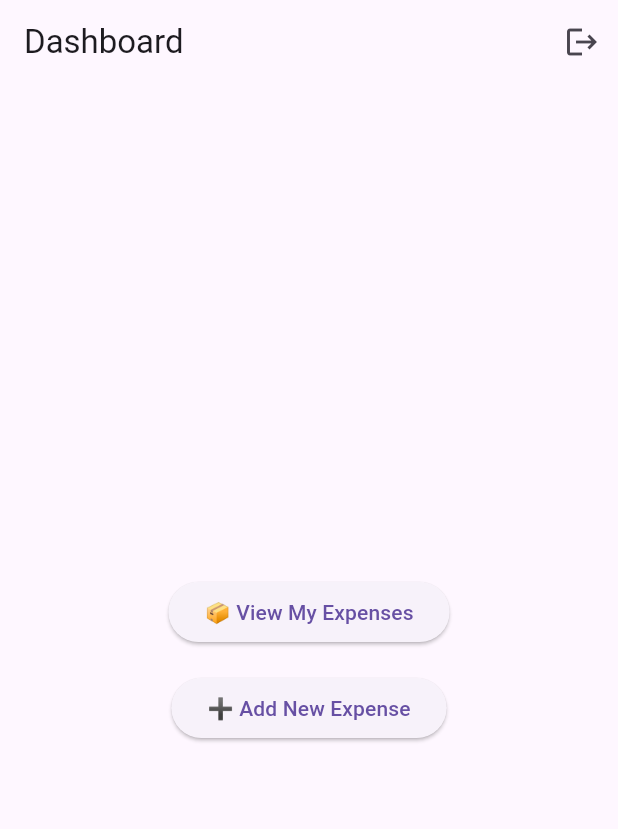
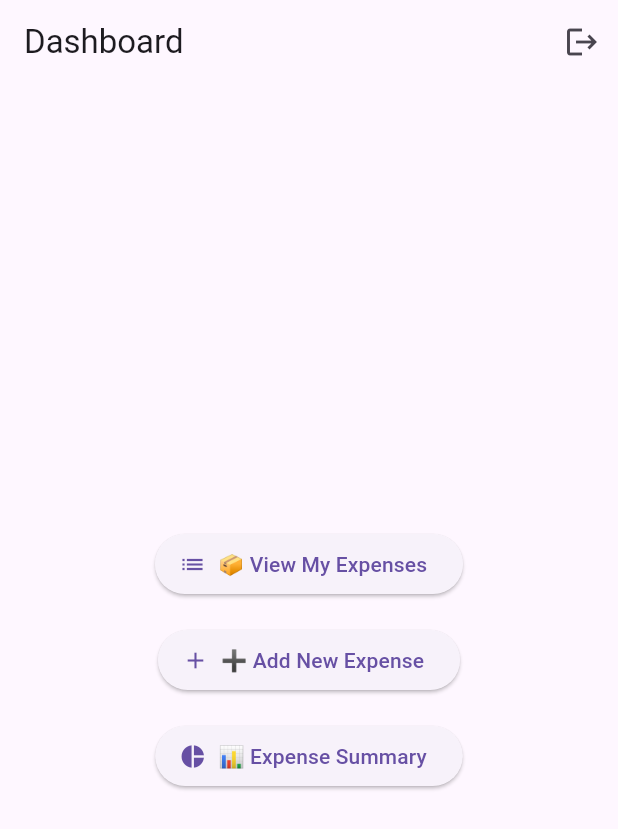
Before and after one commit to Arghya4201/FinMate, a Flutter app: the DashboardPage screen opened directly, on a phone screen of 412 x 824 dp. Shown: the top 829 px of the screen. Run offline on Flutter 3.47's test engine with Material 3 defaults, Android fonts, the phone set to English and light mode, and no system bars; our stand-ins replace bloc, dio, equatable, fl_chart, shared_preferences; accounts and stored records are empty.

Commit message:
Added pie chart

```diff
--- a/finmate_frontend/lib/features/expenses/screens/dashboard_page.dart
+++ b/finmate_frontend/lib/features/expenses/screens/dashboard_page.dart
@@ -3,6 +3,7 @@ import 'package:finmate_frontend/features/auth/data/auth_api.dart';
 import 'package:finmate_frontend/features/auth/screens/login_screen.dart';
 import 'expense_list_page.dart';
 import 'add_expense_page.dart';
+import 'expense_summary_screen.dart'; // Make sure this file exists
 
 class DashboardPage extends StatelessWidget {
   final AuthApi _authApi = AuthApi();
@@ -30,19 +31,39 @@ class DashboardPage extends StatelessWidget {
         ],
       ),
       body: Center(
+        child: Padding(
+          padding: const EdgeInsets.symmetric(horizontal: 24.0),
           child: Column(
             mainAxisAlignment: MainAxisAlignment.center,
             children: [
-            ElevatedButton(
-              onPressed: () => Navigator.push(context, MaterialPageRoute(builder: (_) => ExpenseListPage())),
-              child: Text("📦 View My Expenses"),
+              ElevatedButton.icon(
+                icon: Icon(Icons.list),
+                label: Text("📦 View My Expenses"),
+                onPressed: () => Navigator.push(
+                  context,
+                  MaterialPageRoute(builder: (_) => ExpenseListPage()),
+                ),
               ),
               SizedBox(height: 16),
-            ElevatedButton(
-              onPressed: () => Navigator.push(context, MaterialPageRoute(builder: (_) => AddExpensePage())),
-              child: Text("➕ Add New Expense"),
+              ElevatedButton.icon(
+                icon: Icon(Icons.add),
+                label: Text("➕ Add New Expense"),
+                onPressed: () => Navigator.push(
+                  context,
+                  MaterialPageRoute(builder: (_) => AddExpensePage()),
+                ),
+              ),
+              SizedBox(height: 16),
+              ElevatedButton.icon(
+                icon: Icon(Icons.pie_chart),
+                label: Text("📊 Expense Summary"),
+                onPressed: () => Navigator.push(
+                  context,
+                  MaterialPageRoute(builder: (_) => ExpenseSummaryScreen()),
+                ),
               ),
             ],
+          ),
         ),
       ),
     );
--- a/finmate_frontend/pubspec.yaml
+++ b/finmate_frontend/pubspec.yaml
@@ -37,6 +37,7 @@ dependencies:
   shared_preferences: ^2.2.2
   intl: ^0.19.0
   json_annotation: ^4.9.0
+  fl_chart: ^0.66.0
 
 
   # The following adds the Cupertino Icons font to your application.
```
Also changed, not shown: finmate_frontend/lib/features/expenses/screens/expense_summary_screen.dart (added, +74 -0 lines). Lines whose indentation alone changed are shown as unchanged.
